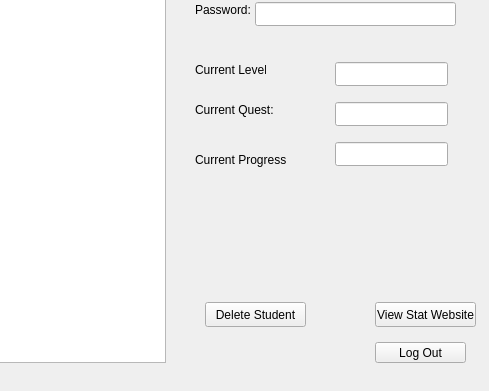
Qt form src/AdminState.ui (LaceyGSC/CPlusPlus-QT-CS3503-EducationalApp) before a commit; both pictures show x 275 to 764 and y 148 to 539 of the 764 by 539 pixel window.
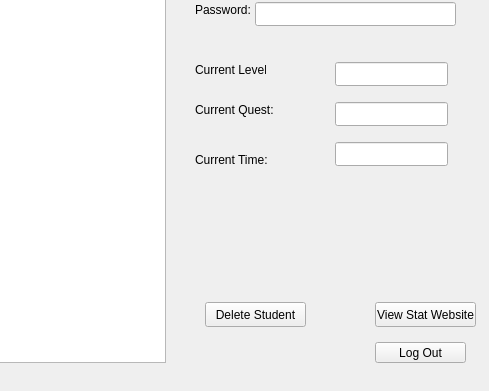
The same form after that commit.

```diff
--- a/src/AdminState.ui
+++ b/src/AdminState.ui
@@ -143,7 +143,7 @@
     </rect>
    </property>
    <property name="text">
-    <string>Current Progress: </string>
+    <string>Current Time: </string>
    </property>
   </widget>
   <widget class="QLineEdit" name="usernameLine">
```
